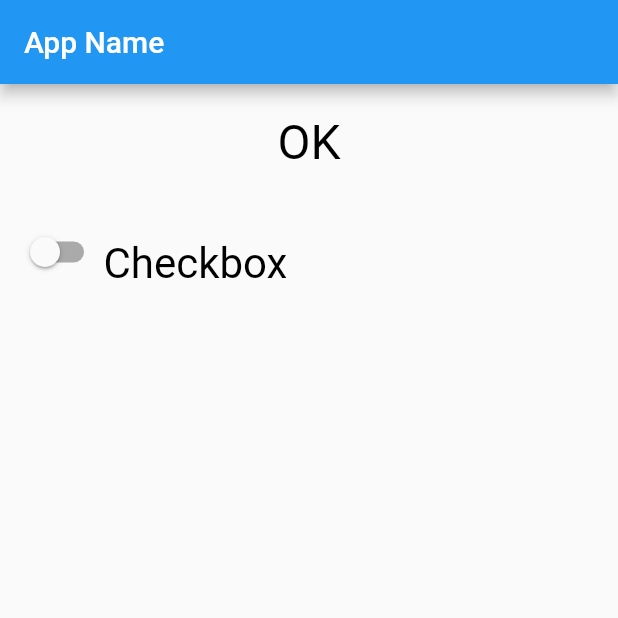
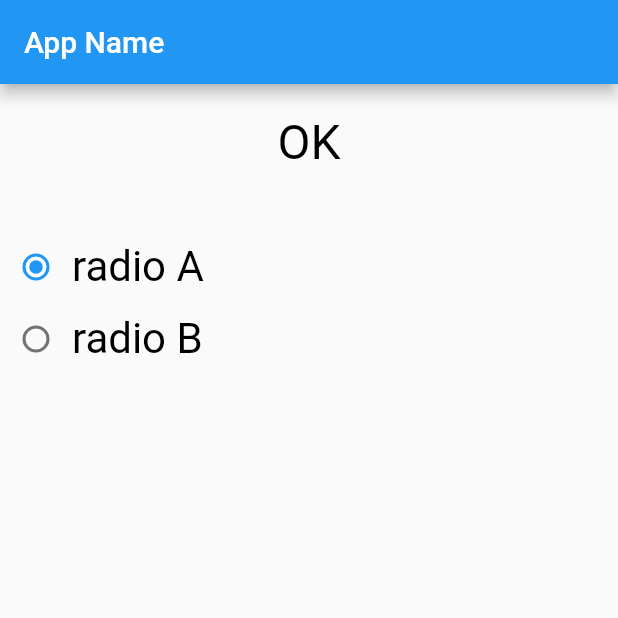
Before and after one commit to Sho-Nagato/flutter-training, a Flutter app: the screen it shows after launch, on a phone screen of 412 x 824 dp, the top half of it. Run offline on Flutter 3.47's test engine with Material 2 defaults, Android fonts, the phone set to English and light mode, and no system bars.

Commit message:
fix radio

```diff
--- a/lib/main.dart
+++ b/lib/main.dart
@@ -31,7 +31,7 @@ class MyHomePage extends StatefulWidget {
 
 class _MyHomePageState extends State<MyHomePage> {
   static String _message = "OK";
-  static bool _checked = false;
+  static String _selected = "A";
 
   @override
   Widget build(BuildContext context) {
@@ -58,28 +58,52 @@ class _MyHomePageState extends State<MyHomePage> {
                 ),
               ),
             ),
-            Padding(
-              padding: const EdgeInsets.all(10.0),
-              child: Row(
+
+            const Padding(
+              padding: EdgeInsets.all(10.0)
+            ),
+
+            Row(
               mainAxisAlignment: MainAxisAlignment.start,
               mainAxisSize: MainAxisSize.max,
-                crossAxisAlignment: CrossAxisAlignment.end,
+              crossAxisAlignment: CrossAxisAlignment.center,
               children: [
-                  Switch(
-                      value: _checked,
-                      onChanged: checkChanged
+                Radio<String>(
+                  value: "A",
+                  groupValue: _selected,
+                  onChanged: checkChanged,
                 ),
                 const Text(
-                    "Checkbox",
+                  "radio A",
                   style: TextStyle(
                     fontSize:28.0,
                     color: Color(0xFF000000),
                     fontWeight: FontWeight.w400,
                     fontFamily: "Roboto"
+                  )
+                )
+              ]
             ),
+            Row(
+              mainAxisAlignment: MainAxisAlignment.start,
+              mainAxisSize: MainAxisSize.max,
+              crossAxisAlignment: CrossAxisAlignment.center,
+              children: [
+                Radio<String>(
+                  value: "B",
+                  groupValue: _selected,
+                  onChanged: checkChanged,
+                ),
+                const Text(
+                  "radio B",
+                  style: TextStyle(
+                    fontSize:28.0,
+                    color: Color(0xFF000000),
+                    fontWeight: FontWeight.w400,
+                    fontFamily: "Roboto"
                   )
-                ],
-              ),
+                )
+              ]
             ),
           ]
         ),
@@ -87,10 +111,10 @@ class _MyHomePageState extends State<MyHomePage> {
     );
   }
 
-  void checkChanged(bool? value) {
+  void checkChanged(String? value) {
     setState(() {
-      _checked = value!;
-      _message = value ? "checked!!" : "not checked..!!";
+      _selected = value ?? "no data";
+      _message = "select: $_selected";
     });
   }
 }
```
Lines whose indentation alone changed are shown as unchanged.
